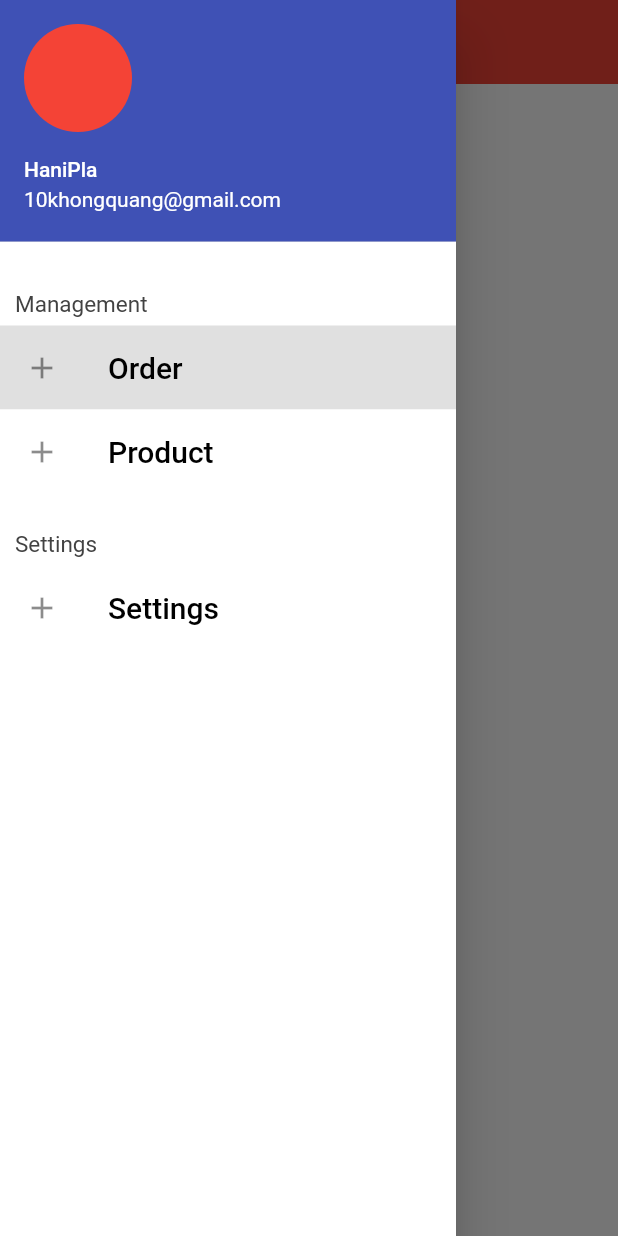
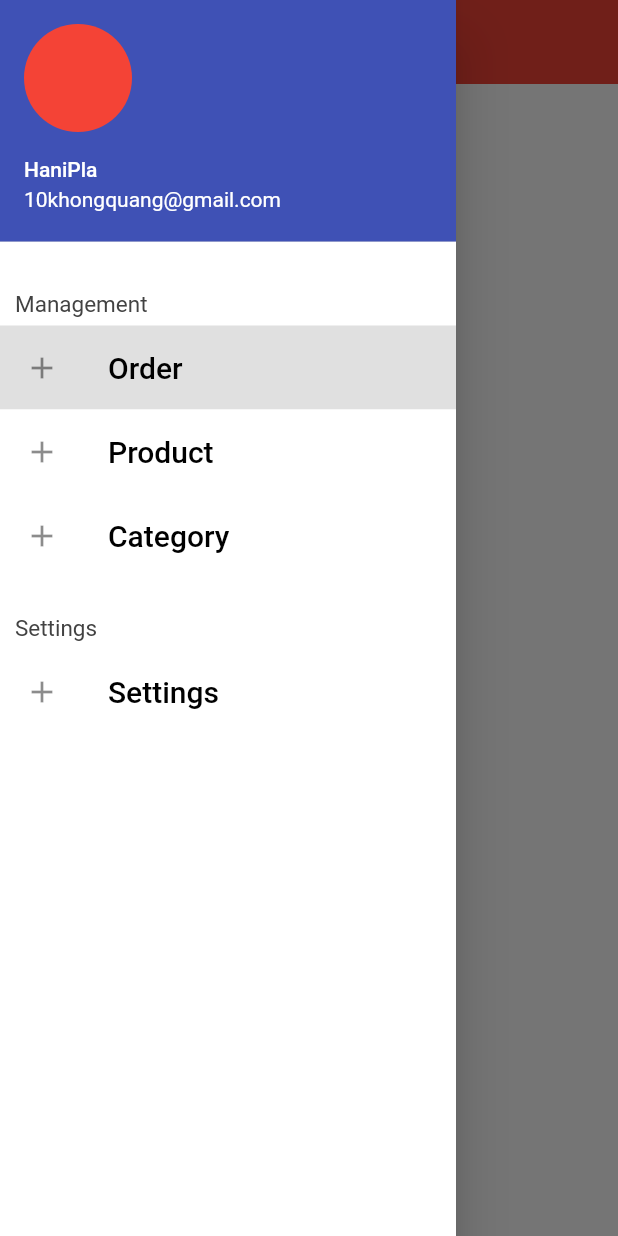
Before and after one commit to mandela02/T_Commerce_App, a Flutter app: the screen it shows after launch, with the side drawer open, on a phone screen of 412 x 824 dp. Run offline on Flutter 3.47's test engine with Material 2 defaults, Android fonts, the phone set to English and light mode, and no system bars; our stand-ins replace flutter_spinkit, sqflite; accounts and stored records are empty.

Commit message:
[Task.2.0.0] create view model

```diff
--- a/t_commerce_app/lib/application/app/main.dart
+++ b/t_commerce_app/lib/application/app/main.dart
@@ -1,5 +1,7 @@
 import 'package:flutter/material.dart';
 import 'package:t_commerce_app/application/app/my_app.dart';
+
+import 'my_app.dart';
 
 void main() {
   WidgetsFlutterBinding.ensureInitialized();
--- /dev/null
+++ b/t_commerce_app/lib/application/widget/category_list/category_list_view_model.dart
@@ -0,0 +1,23 @@
+import 'package:flutter/cupertino.dart';
+import 'package:t_commerce_app/domain/model/category.dart';
+import 'package:t_commerce_app/domain/use_case/category_use_case_type.dart';
+import 'package:t_commerce_app/domain/use_case/use_case_provider.dart';
+
+class CategoryListViewModel extends ChangeNotifier {
+  List<Category> _categories = [];
+  List<Category> get categories => _categories;
+
+  late CategoryUseCaseType _useCase;
+
+  CategoryListViewModel() : _useCase = UseCaseProvider().getCategoryUseCase();
+
+  void getData() async {
+    List<Category> categories = await _useCase.getAllCategory();
+    _categories = categories;
+    notifyListeners();
+  }
+
+  void delete(Category category) async {
+    await _useCase.delete(category);
+  }
+}
--- a/t_commerce_app/lib/application/widget/home/home_widget.dart
+++ b/t_commerce_app/lib/application/widget/home/home_widget.dart
@@ -1,4 +1,5 @@
 import 'package:flutter/material.dart';
+import 'package:t_commerce_app/application/widget/category_list/notifier_category_list_widget.dart';
 import 'package:t_commerce_app/application/widget/orders/orders_widget.dart';
 import 'package:t_commerce_app/application/widget/product/products_widget.dart';
 import 'package:t_commerce_app/application/widget/settings/settings_widget.dart';
@@ -14,6 +15,10 @@ class _HomeWidgetState extends State<HomeWidget> {
     SideMenuItem(title: "Order", color: Colors.red, content: OrderWidget()),
     SideMenuItem(
         title: "Product", color: Colors.blue, content: ProductsWidget()),
+    SideMenuItem(
+        title: "Category",
+        color: Colors.pink,
+        content: NotifierCategoryListWidget()),
   ];
 
   List<SideMenuItem> _settingsItems = [
--- a/t_commerce_app/lib/application/widget/orders/orders_widget.dart
+++ b/t_commerce_app/lib/application/widget/orders/orders_widget.dart
@@ -8,7 +8,6 @@ class OrderWidget extends StatefulWidget {
 class _OrderWidgetState extends State<OrderWidget> {
   @override
   void initState() {
-    // TODO: implement initState
     super.initState();
   }
 
--- a/t_commerce_app/lib/domain/use_case/category_use_case_type.dart
+++ b/t_commerce_app/lib/domain/use_case/category_use_case_type.dart
@@ -0,0 +1,7 @@
+import 'package:t_commerce_app/domain/model/category.dart';
+
+abstract class CategoryUseCaseType {
+  Future<List<Category>> getAllCategory();
+  Future<void> add(Category category);
+  Future<void> delete(Category category);
+}
--- a/t_commerce_app/lib/platform/repository/repository.dart
+++ b/t_commerce_app/lib/platform/repository/repository.dart
@@ -1,6 +1,6 @@
 import 'package:sqflite/sqflite.dart';
 import 'package:t_commerce_app/domain/model/model_type.dart';
-import 'package:t_commerce_app/platform/repository/configuration.dart';
+import 'package:t_commerce_app/platform/database/configuration.dart';
 
 abstract class RepositoryType<T extends ModelType> {
   Future<List<Map<String, dynamic>>> getAll(String table);
--- /dev/null
+++ b/t_commerce_app/lib/platform/use_case/category_use_case.dart
@@ -0,0 +1,26 @@
+import 'package:t_commerce_app/domain/model/category.dart';
+import 'package:t_commerce_app/domain/use_case/category_use_case_type.dart';
+import 'package:t_commerce_app/platform/database/configuration.dart';
+import 'package:t_commerce_app/platform/repository/repository.dart';
+
+class CategoryUseCase implements CategoryUseCaseType {
+  Repository<Category> _repository = Repository();
+
+  @override
+  Future<List<Category>> getAllCategory() async {
+    List<Map<String, dynamic>> maps =
+        await _repository.getAll(TableName.categoryTableName);
+    return maps.map((e) => Category.fromMap(e)).toList();
+  }
+
+  @override
+  Future<void> add(Category category) {
+    return _repository.insert(category, TableName.categoryTableName);
+  }
+
+  @override
+  Future<void> delete(Category category) async {
+    // TODO: implement delete
+    return _repository.delete("id", category.id, TableName.categoryTableName);
+  }
+}
--- a/t_commerce_app/pubspec.yaml
+++ b/t_commerce_app/pubspec.yaml
@@ -27,6 +27,7 @@ dependencies:
   path:
   flutter_spinkit: ^5.0.0
   uuid: ^3.0.2
+  provider: ^5.0.0
 
   # The following adds the Cupertino Icons font to your application.
   # Use with the CupertinoIcons class for iOS style icons.
```
Also changed, not shown: t_commerce_app/lib/application/widget/category_list/category_list_widget.dart (added, +36 -0 lines), t_commerce_app/lib/application/widget/category_list/notifier_category_list_widget.dart (added, +14 -0 lines), t_commerce_app/lib/domain/use_case/use_case_provider.dart (added, +16 -0 lines), t_commerce_app/lib/platform/database/configuration.dart (renamed from t_commerce_app/lib/platform/repository/configuration.dart, +11 -19 lines), t_commerce_app/pubspec.lock.
